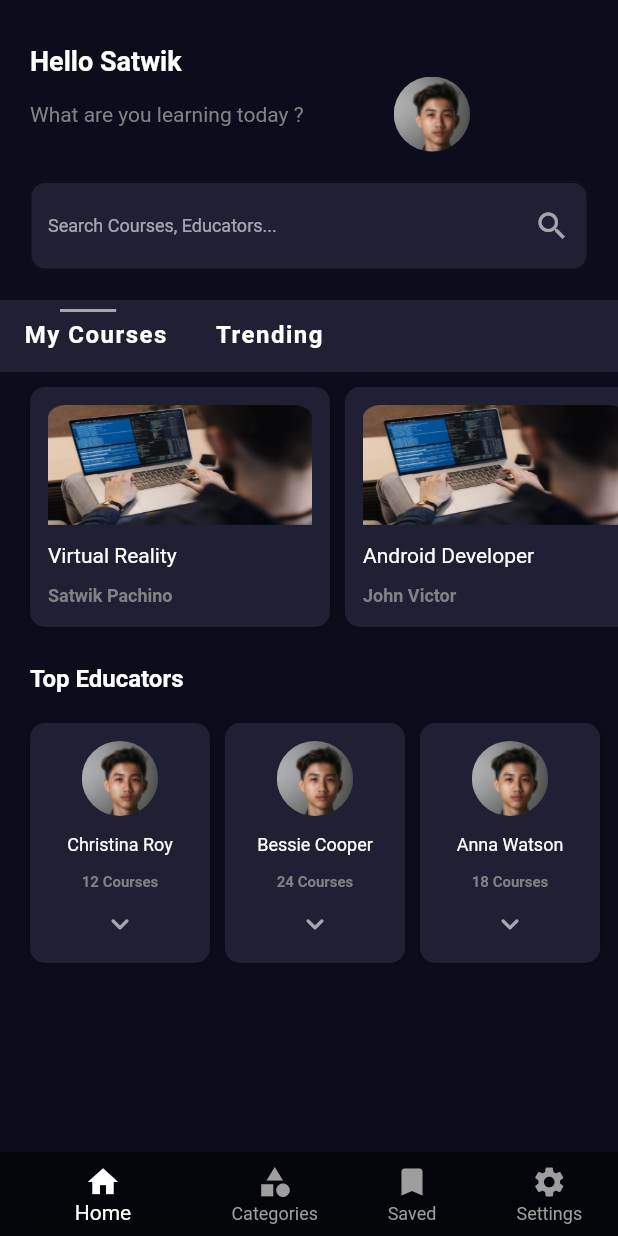
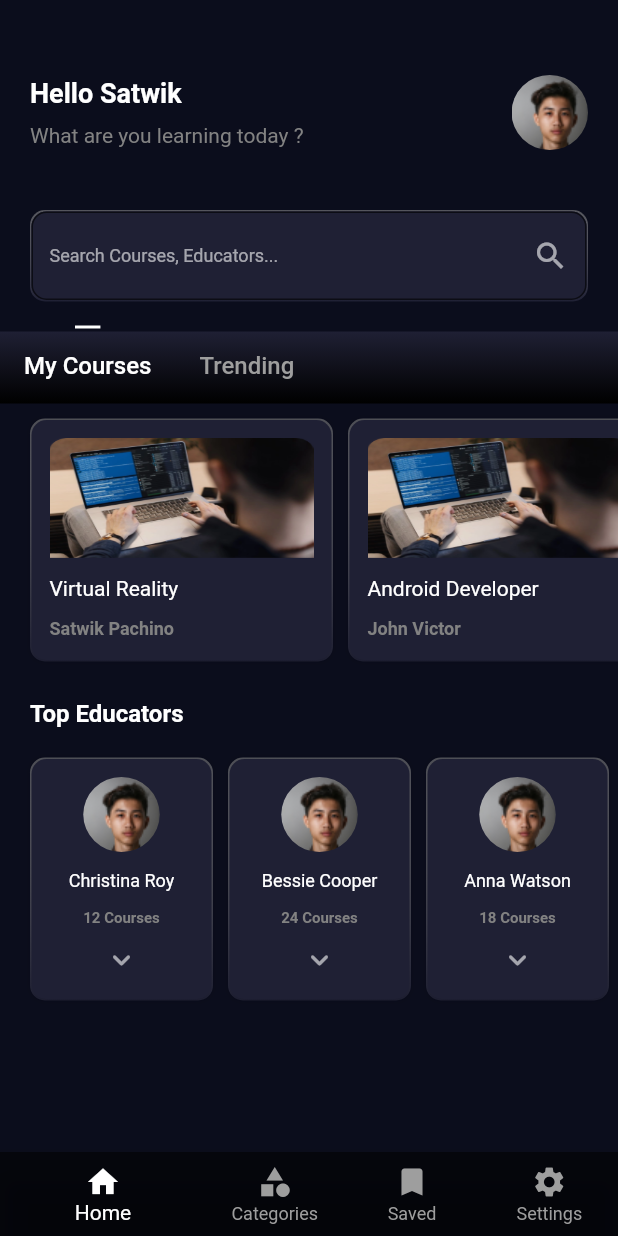
Before and after one commit to muhammadsulaiman789/project_test, a Flutter app: the screen it shows after launch, on a phone screen of 412 x 824 dp. Run offline on Flutter 3.47's test engine with Material 2 defaults, Android fonts, the phone set to English and light mode, and no system bars; Roboto replaces fonts that are missing (Heebo, SourceSansPro).

Commit message:
fixing glass design and gradient color

```diff
--- a/lib/main.dart
+++ b/lib/main.dart
@@ -50,39 +50,56 @@ class _MyHomePageState extends State<MyHomePage> with TickerProviderStateMixin {
             const Padding(
               padding: EdgeInsets.only(top: 30.0),
             ),
-            const Padding(
-                padding: EdgeInsets.only(left: 20.0),
-                child: Text(
+            Padding(
+              padding: const EdgeInsets.all(20.0),
+              child: Row(
+                mainAxisAlignment: MainAxisAlignment.spaceBetween,
+                children: [
+                  Column(
+                    crossAxisAlignment: CrossAxisAlignment.start,
+                    children: const [
+                      Text(
                         'Hello Satwik',
                         style: TextStyle(
                             fontSize: 18.0,
                             color: Colors.white,
                             fontFamily: 'SourceSansPro',
                             fontWeight: FontWeight.w700),
-                )),
-            Row(
-              children: [
-                const Padding(
-                    padding: EdgeInsets.only(left: 20.0),
-                    child: Text('What are you learning today ?',
+                      ),
+                      SizedBox(
+                        height: 10,
+                      ),
+                      Text('What are you learning today ?',
                           style: TextStyle(
                               fontSize: 14.0,
                               color: Color(0xff828282),
                               fontFamily: 'SourceSansPro',
-                            fontWeight: FontWeight.w400))),
-                Padding(
-                  padding: EdgeInsets.only(left: 60.0),
-                  child: ClipOval(
+                              fontWeight: FontWeight.w400)),
+                    ],
+                  ),
+                  ClipOval(
                     child: Image.asset(
                       'assets/images/image.png',
                       //  height: 70.0,
                     ),
-                  ),
                   )
                 ],
               ),
+            ),
             Container(
                 margin: const EdgeInsets.all(20),
+                padding: EdgeInsets.all(1),
+                decoration: BoxDecoration(
+                  borderRadius: BorderRadius.circular(10),
+                  gradient: LinearGradient(
+                      begin: Alignment.topCenter,
+                      colors: [
+                        Colors.grey.withOpacity(0.5),
+                        Color(0x0ff1F2034)
+                      ],
+                      end: Alignment.bottomCenter),
+                ),
+                child: Container(
                   decoration: BoxDecoration(
                     borderRadius: BorderRadius.circular(10),
                     color: Color(0x0ff1F2034),
@@ -90,7 +107,8 @@ class _MyHomePageState extends State<MyHomePage> with TickerProviderStateMixin {
                   child: TextField(
                       decoration: InputDecoration(
                     labelText: "Search Courses, Educators...",
-                labelStyle: TextStyle(color: Colors.white60, fontSize: 12.0),
+                    labelStyle:
+                        TextStyle(color: Colors.white60, fontSize: 12.0),
                     suffixIcon: const Icon(
                       Icons.search,
                       color: Colors.white60,
@@ -101,30 +119,41 @@ class _MyHomePageState extends State<MyHomePage> with TickerProviderStateMixin {
                       borderRadius: BorderRadius.circular(10.0),
                     ),
                   )),
-            ),
+                )),
             const SizedBox(width: 20.0),
             PreferredSize(
                 preferredSize: const Size.fromHeight(10.0),
                 child: Container(
                     width: double.infinity,
-                    child: ColoredBox(
-                        color: Color(0x0ff1F2034),
+                    decoration: const BoxDecoration(
+                      gradient: LinearGradient(
+                          begin: Alignment.bottomCenter,
+                          colors: [Colors.black, Color(0x0ff1F2034)],
+                          end: Alignment.topCenter),
+                    ),
                     child: TabBar(
                       isScrollable: true,
                       controller: tabController,
-                          labelColor: Colors.black,
+                      labelColor: Colors.white,
                       unselectedLabelColor: Colors.grey,
                       indicatorSize: TabBarIndicatorSize.tab,
                       indicator: const UnderlineTabIndicator(
-                            borderSide:
-                                BorderSide(color: Colors.white60, width: 2.0),
-                            insets: EdgeInsets.fromLTRB(40.0, 0.0, 50.0, 40.0),
+                        borderSide: BorderSide(color: Colors.white, width: 2.0),
+                        insets: EdgeInsets.fromLTRB(50.0, 0.0, 50.0, 50.0),
                       ),
                       tabs: const [
-                            TabItem(title: 'My Courses'),
-                            TabItem(title: 'Trending'),
+                        Tab(
+                            child: Text(
+                          'My Courses',
+                          style: TextStyle(fontSize: 16.0),
+                        )),
+                        Tab(
+                            child: Text(
+                          'Trending',
+                          style: TextStyle(fontSize: 16.0),
+                        )),
                       ],
-                        )))),
+                    ))),
             Expanded(
               child: TabBarView(
                 controller: tabController,
--- a/lib/widgets/my_course.dart
+++ b/lib/widgets/my_course.dart
@@ -16,6 +16,18 @@ class MyCourse extends StatelessWidget {
           child: Row(
             children: <Widget>[
               Container(
+                  padding: EdgeInsets.all(1),
+                  decoration: BoxDecoration(
+                    borderRadius: BorderRadius.circular(10),
+                    gradient: LinearGradient(
+                        begin: Alignment.topCenter,
+                        colors: [
+                          Colors.grey.withOpacity(0.5),
+                          Color(0x0ff1F2034)
+                        ],
+                        end: Alignment.bottomCenter),
+                  ),
+                  child: Container(
                     width: 200.0,
                     height: 160.0,
                     decoration: BoxDecoration(
@@ -41,7 +53,7 @@ class MyCourse extends StatelessWidget {
                               decoration: BoxDecoration(
                                 borderRadius: BorderRadius.circular(10.0),
                               ),
-                          child:Image.asset(
+                              child: Image.asset(
                                 'assets/images/class.png',
                                 fit: BoxFit.fill,
                                 //  height: 70.0,
@@ -71,9 +83,21 @@ class MyCourse extends StatelessWidget {
                         ],
                       ),
                     ),
-              ),
+                  )),
               const SizedBox(width: 10.0),
               Container(
+                  padding: EdgeInsets.all(1),
+                  decoration: BoxDecoration(
+                    borderRadius: BorderRadius.circular(10),
+                    gradient: LinearGradient(
+                        begin: Alignment.topCenter,
+                        colors: [
+                          Colors.grey.withOpacity(0.5),
+                          Color(0x0ff1F2034)
+                        ],
+                        end: Alignment.bottomCenter),
+                  ),
+                  child: Container(
                     width: 200.0,
                     height: 160.0,
                     decoration: BoxDecoration(
@@ -100,7 +124,7 @@ class MyCourse extends StatelessWidget {
                                 decoration: BoxDecoration(
                                   borderRadius: BorderRadius.circular(10.0),
                                 ),
-                            child:Image.asset(
+                                child: Image.asset(
                                   'assets/images/class.png',
                                   fit: BoxFit.fill,
                                   //  height: 70.0,
@@ -131,7 +155,7 @@ class MyCourse extends StatelessWidget {
                         ],
                       ),
                     ),
-              ),
+                  )),
             ],
           ),
         ),
--- a/lib/widgets/top_educator.dart
+++ b/lib/widgets/top_educator.dart
@@ -16,6 +16,18 @@ class TopEducator extends StatelessWidget {
           child: Row(
             children: <Widget>[
               Container(
+                  padding: EdgeInsets.all(1),
+                  decoration: BoxDecoration(
+                    borderRadius: BorderRadius.circular(10),
+                    gradient: LinearGradient(
+                        begin: Alignment.topCenter,
+                        colors: [
+                          Colors.grey.withOpacity(0.5),
+                          Color(0x0ff1F2034)
+                        ],
+                        end: Alignment.bottomCenter),
+                  ),
+                  child: Container(
                     width: 120.0,
                     height: 160.0,
                     decoration: BoxDecoration(
@@ -61,13 +73,28 @@ class TopEducator extends StatelessWidget {
                                     fontWeight: FontWeight.w700),
                               )),
                           SizedBox(height: 10),
-                        Icon(Icons.keyboard_arrow_down_rounded, color: Colors.white60,)
+                          Icon(
+                            Icons.keyboard_arrow_down_rounded,
+                            color: Colors.white60,
+                          )
                         ],
                       ),
                     ),
-              ),
+                  )),
               const SizedBox(width: 10.0),
               Container(
+                  padding: EdgeInsets.all(1),
+                  decoration: BoxDecoration(
+                    borderRadius: BorderRadius.circular(10),
+                    gradient: LinearGradient(
+                        begin: Alignment.topCenter,
+                        colors: [
+                          Colors.grey.withOpacity(0.5),
+                          Color(0x0ff1F2034)
+                        ],
+                        end: Alignment.bottomCenter),
+                  ),
+                  child: Container(
                     width: 120.0,
                     height: 160.0,
                     decoration: BoxDecoration(
@@ -113,13 +140,28 @@ class TopEducator extends StatelessWidget {
                                     fontWeight: FontWeight.w700),
                               )),
                           SizedBox(height: 10),
-                      Icon(Icons.keyboard_arrow_down_rounded, color: Colors.white60,)
+                          Icon(
+                            Icons.keyboard_arrow_down_rounded,
+                            color: Colors.white60,
+                          )
                         ],
                       ),
                     ),
-              ),
+                  )),
               const SizedBox(width: 10.0),
               Container(
+                  padding: EdgeInsets.all(1),
+                  decoration: BoxDecoration(
+                    borderRadius: BorderRadius.circular(10),
+                    gradient: LinearGradient(
+                        begin: Alignment.topCenter,
+                        colors: [
+                          Colors.grey.withOpacity(0.5),
+                          Color(0x0ff1F2034)
+                        ],
+                        end: Alignment.bottomCenter),
+                  ),
+                  child: Container(
                     width: 120.0,
                     height: 160.0,
                     decoration: BoxDecoration(
@@ -165,11 +207,14 @@ class TopEducator extends StatelessWidget {
                                     fontWeight: FontWeight.w700),
                               )),
                           SizedBox(height: 10),
-                      Icon(Icons.keyboard_arrow_down_rounded, color: Colors.white60,)
+                          Icon(
+                            Icons.keyboard_arrow_down_rounded,
+                            color: Colors.white60,
+                          )
                         ],
                       ),
                     ),
-              ),
+                  )),
             ],
           ),
         ),
```
Lines whose indentation alone changed are shown as unchanged.
